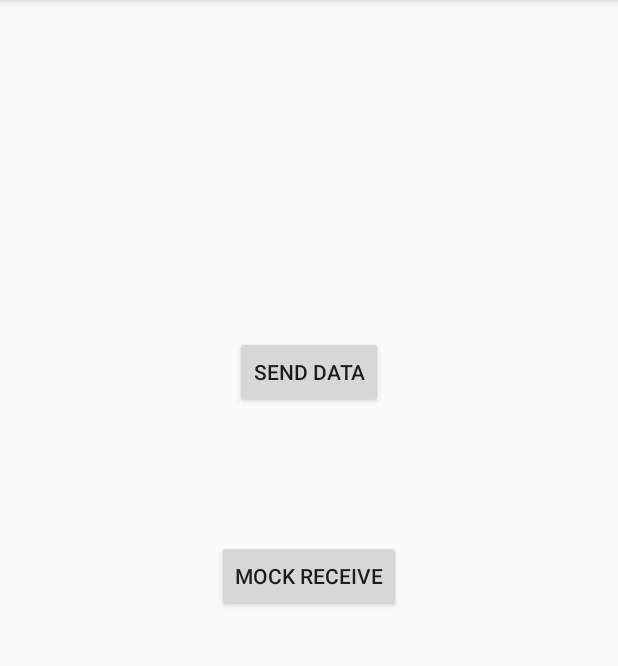
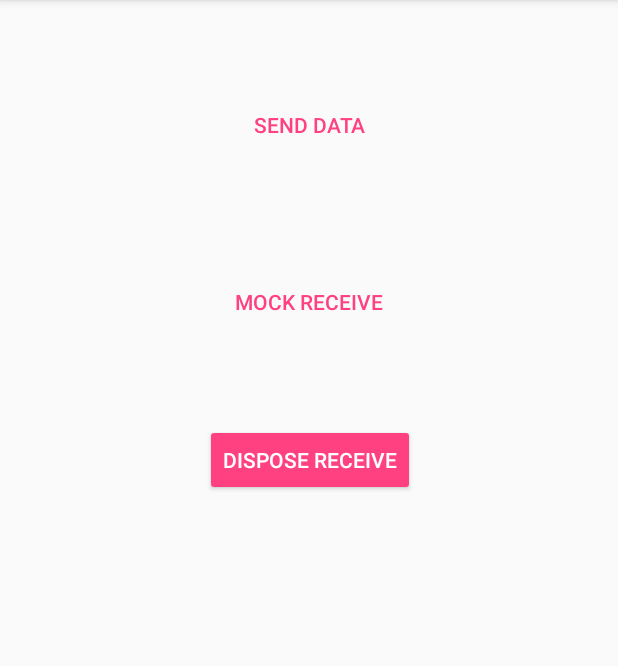
Before and after one commit to itvincent-git/proto-queue, an Android app: the screen it shows after launch (MainActivity), on a phone screen of 412 x 824 dp, the part 84-750 px from its top. Run offline under Robolectric (Android 15) with nearby library versions, the phone set to English and light mode, and no system bars; 2 statements that could not run were skipped.

Commit message:
add ProtoDisposable.java

```diff
--- a/build.gradle
+++ b/build.gradle
@@ -13,7 +13,7 @@ buildscript {
         support_version = '27.1.1'
 
         // === release ==
-        release_version = '0.10.0'
+        release_version = '1.0.0'
         user_org = 'itvincent126'
         group_id = 'net.protoqueue'
         url = 'https://github.com/itvincent-git/proto-queue'
--- /dev/null
+++ b/protoqueue-common/src/main/java/net/protoqueue/ProtoDisposable.java
@@ -0,0 +1,19 @@
+package net.protoqueue;
+
+/**
+ * 可取消协议回包
+ * Created by zhongyongsheng on 2018/4/20.
+ */
+public interface ProtoDisposable {
+
+    /**
+     * 取消接收回包
+     */
+    void dispose();
+
+    /**
+     * 是否已取消接收
+     * @return
+     */
+    boolean isDisposed();
+}
--- a/sample/src/main/java/net/protoqueue/sample/MainActivity.kt
+++ b/sample/src/main/java/net/protoqueue/sample/MainActivity.kt
@@ -15,5 +15,7 @@ class MainActivity : AppCompatActivity() {
         send_report.setOnClickListener { core.sendGameListReq() }
 
         mock_receive.setOnClickListener { core.mockOnReceive() }
+
+        dispose_receive.setOnClickListener { core.dispose() }
     }
 }
--- a/sample/src/main/java/net/protoqueue/sample/SampleProtoQueue.kt
+++ b/sample/src/main/java/net/protoqueue/sample/SampleProtoQueue.kt
@@ -1,6 +1,7 @@
 package net.protoqueue.sample
 
 import android.util.Log
+import net.protoqueue.ProtoDisposable
 import net.protoqueue.ProtoQueueBuilder
 import net.protoqueue.ProtoReceiver
 import net.protoqueue.annotation.ProtoQueueClass
@@ -27,9 +28,9 @@ abstract class SampleProtoQueue : BaseProtoQueue<SampleProto, Int>() {
         }
     }
 
-    fun sendSampleProto() {
+    fun sendSampleProto(): ProtoDisposable? {
         val sampleProto = SampleProto(byteArrayOf(10, instance.incrementAndGetSeqContext().toByte(), 100))
 
-        instance.enqueue(sampleProto, 11, { proto -> Log.i(TAG, "onProto: $proto") })
+        return instance.enqueue(sampleProto, 11, { proto -> Log.i(TAG, "onProto: $proto") })
     }
 }
--- a/sample/src/main/res/layout/activity_main.xml
+++ b/sample/src/main/res/layout/activity_main.xml
@@ -11,20 +11,37 @@
         android:layout_width="wrap_content"
         android:layout_height="wrap_content"
         android:text="Send Data"
+        style="@style/Widget.AppCompat.Button.Borderless.Colored"
         app:layout_constraintBottom_toBottomOf="parent"
         app:layout_constraintLeft_toLeftOf="parent"
         app:layout_constraintRight_toRightOf="parent"
         app:layout_constraintTop_toTopOf="parent"
-        app:layout_constraintVertical_bias="0.311" />
+        app:layout_constraintVertical_bias="0.082" />
 
     <Button
         android:id="@+id/mock_receive"
         android:layout_width="wrap_content"
         android:layout_height="wrap_content"
         android:text="Mock Receive"
+        style="@style/Widget.AppCompat.Button.Borderless.Colored"
         app:layout_constraintBottom_toBottomOf="parent"
+        app:layout_constraintHorizontal_bias="0.501"
         app:layout_constraintLeft_toLeftOf="parent"
         app:layout_constraintRight_toRightOf="parent"
-        app:layout_constraintTop_toTopOf="parent" />
+        app:layout_constraintTop_toTopOf="parent"
+        app:layout_constraintVertical_bias="0.246" />
+
+    <Button
+        android:id="@+id/dispose_receive"
+        android:layout_width="wrap_content"
+        android:layout_height="wrap_content"
+        android:text="Dispose Receive"
+        style="@style/Widget.AppCompat.Button.Colored"
+        app:layout_constraintBottom_toBottomOf="parent"
+        app:layout_constraintHorizontal_bias="0.502"
+        app:layout_constraintLeft_toLeftOf="parent"
+        app:layout_constraintRight_toRightOf="parent"
+        app:layout_constraintTop_toTopOf="parent"
+        app:layout_constraintVertical_bias="0.393" />
 
 </android.support.constraint.ConstraintLayout>
```
Also changed, not shown: protoqueue-common/src/main/java/net/protoqueue/ProtoContext.java (+22 -5 lines), protoqueue-common/src/main/java/net/protoqueue/ProtoSenderDisposable.java (deleted, +0 -8 lines), protoqueue-runtime/src/main/java/net/protoqueue/ProtoQueue.java (+5 -4 lines), sample/src/main/java/net/protoqueue/sample/SampleProtoCore.java (+9 -1 lines), 1 other file.
